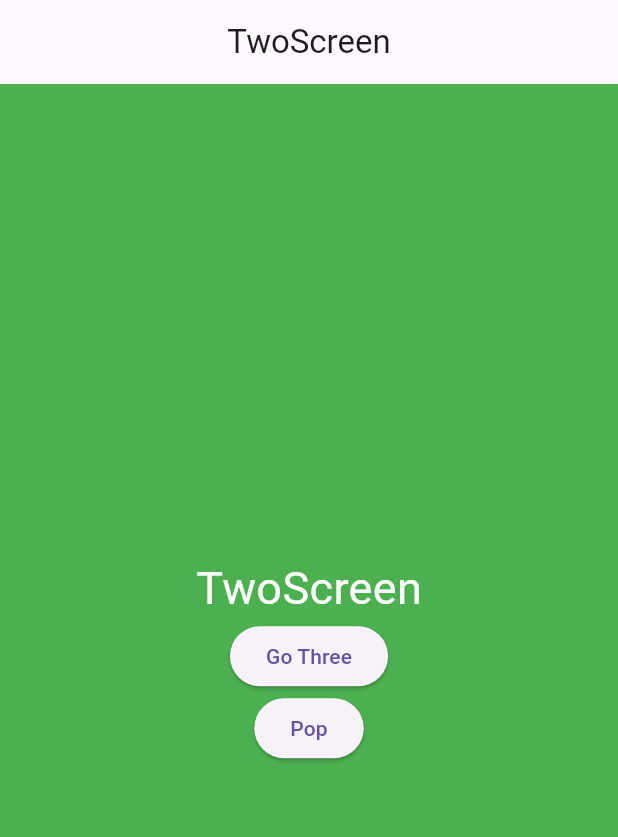
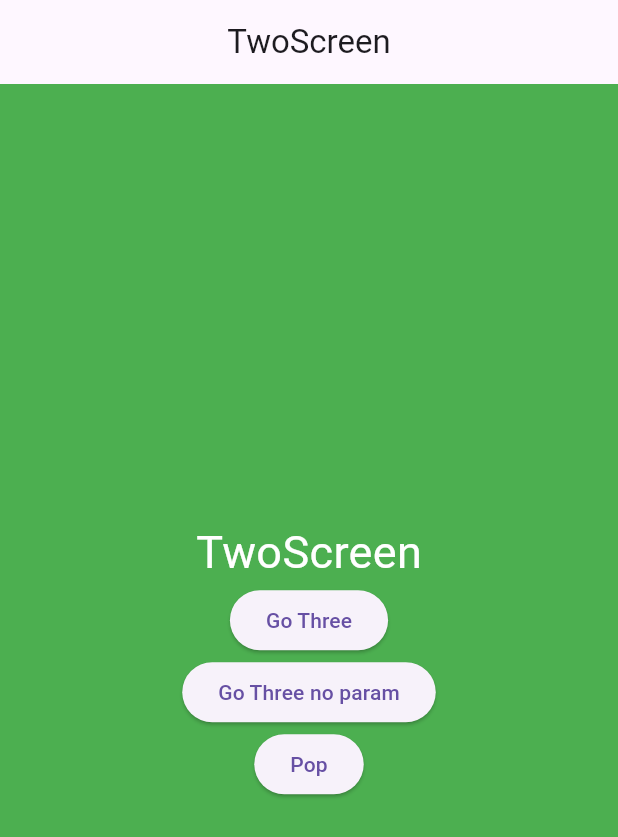
Before and after one commit to flutterian/dart-playground, a Flutter app: the screen it shows after launch, after a tap on "Go Two", on a phone screen of 412 x 824 dp. Shown: the top 837 px of the screen. Run offline on Flutter 3.47's test engine with Material 3 defaults, Android fonts, the phone set to English and light mode, and no system bars.

Commit message:
[Navigation] onGenerateRoute 적용. 동적으로 특정 상태에 따라 다른 화면으로 이동 시킬 수 있다. routes 에 설정된 내용이 우선된다.

```diff
--- a/lib/entries/05_navigation/screen/two_screen.dart
+++ b/lib/entries/05_navigation/screen/two_screen.dart
@@ -34,6 +34,12 @@ class TwoScreen extends StatelessWidget {
                 ),
                 ElevatedButton(
                   onPressed: () {
+                    Navigator.pushNamed(context, '/three');
+                  },
+                  child: const Text('Go Three no param'),
+                ),
+                ElevatedButton(
+                  onPressed: () {
                     Navigator.pop(context, 'world');
                   },
                   child: const Text('Pop'),
--- a/lib/main.dart
+++ b/lib/main.dart
@@ -18,8 +18,23 @@ class MainApp extends StatelessWidget {
       routes: {
         '/one': (context) => const OneScreen(),
         '/two': (context) => const TwoScreen(),
-        '/three': (context) => const ThreeScreen(),
-        '/four': (context) => const FourScreen(),
+        // routes 랑 onGenerateRoute 같이 정의하면 routes 가 우선된다.
+        // '/three': (context) => const ThreeScreen(),
+        // '/four': (context) => const FourScreen(),
+      },
+      onGenerateRoute: (settings) {
+        if (settings.name == '/three') {
+          final arg = settings.arguments;
+          if (arg != null) {
+            return MaterialPageRoute(
+              builder: (context) => const ThreeScreen(),
+              settings: settings,
+            );
+          } else {
+            return MaterialPageRoute(builder: (context) => const FourScreen());
+          }
+        }
+        return null;
       },
     );
   }
```
